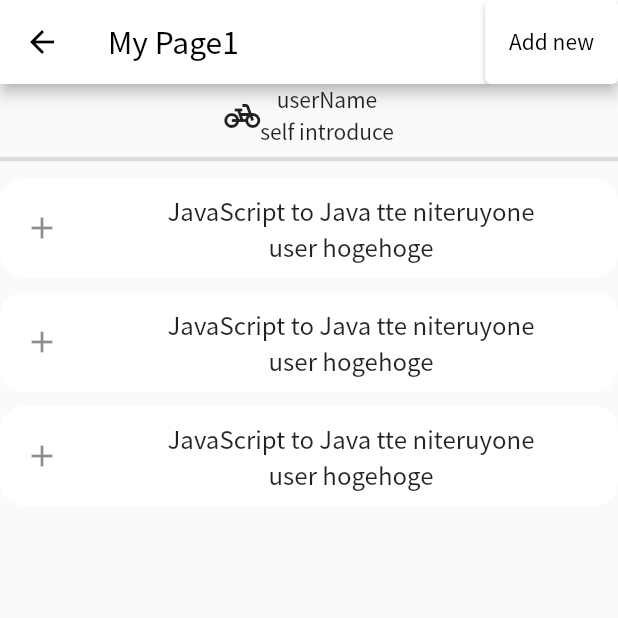
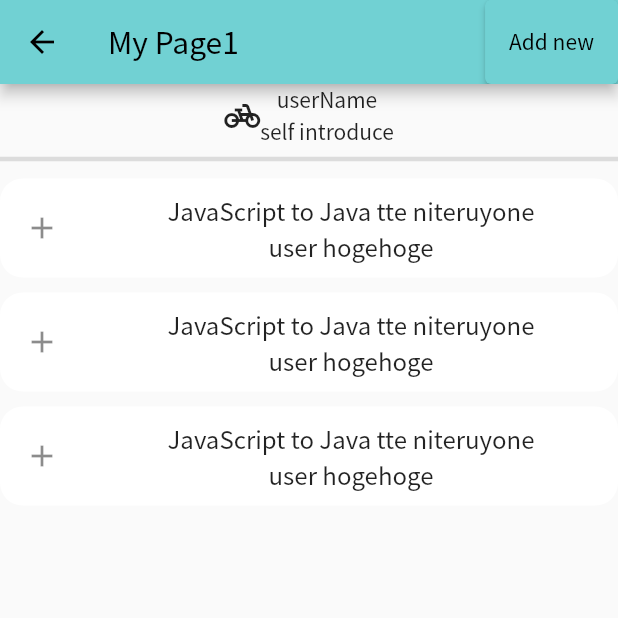
Before and after one commit to Hiroki1112/hackathon_supporterz, a Flutter app: the screen it shows after launch, after a tap on "ろぐいん", on a phone screen of 412 x 824 dp, the top half of it. Run offline on Flutter 3.47's test engine with Material 2 defaults, Android fonts, the phone set to English and light mode, and no system bars; our stand-ins replace hexcolor, url_strategy; missing offline and left inert: markdown.

Commit message:
Web版の404ページの作成

```diff
--- a/lib/main.dart
+++ b/lib/main.dart
@@ -1,8 +1,10 @@
 import 'package:flutter/material.dart';
 import 'package:hackathon_supporterz/routes.dart';
+import 'package:hackathon_supporterz/screens/404/not_found.dart';
 import 'package:hackathon_supporterz/util/app_theme.dart';
 import 'package:hackathon_supporterz/util/config.dart';
 import 'package:hackathon_supporterz/screens/home/home_screen.dart';
+import 'package:hexcolor/hexcolor.dart';
 import 'screens/my_page/mypage_screen.dart';
 import 'package:url_strategy/url_strategy.dart';
 
@@ -24,7 +26,7 @@ class MyApp extends StatelessWidget {
       theme: ThemeData(
         // Material Colorは以下の関数を用いて設定できる
         primarySwatch: Config.createMaterialColor(
-          const Color(0xFFFFFFFF),
+          HexColor('#71D1D3'),
         ),
         backgroundColor: AppTheme.background,
         fontFamily: Config.themeFont,
@@ -50,8 +52,12 @@ class MyApp extends StatelessWidget {
         //   );
         // }
 
-        assert(false, 'Need to implement ${setting.name}');
-        return null;
+        // return 404 page
+        return MaterialPageRoute(
+          builder: (BuildContext context) {
+            return const NotFoundScreen();
+          },
+        );
       },
     );
   }
--- a/pubspec.yaml
+++ b/pubspec.yaml
@@ -35,6 +35,7 @@ dependencies:
   cupertino_icons: ^1.0.2
   url_strategy: ^0.2.0
   markdown: ^4.0.0
+  hexcolor: ^2.0.5
 
   # google_fonts:
   #   git:
@@ -62,9 +63,8 @@ flutter:
   uses-material-design: true
 
   # To add assets to your application, add an assets section, like this:
-  # assets:
-  #   - images/a_dot_burr.jpeg
-  #   - images/a_dot_ham.jpeg
+  assets:
+    - assets/images/
 
   # An image asset can refer to one or more resolution-specific "variants", see
   # https://flutter.dev/assets-and-images/#resolution-aware.
```
Also changed, not shown: lib/screens/404/not_found.dart (added, +61 -0 lines), assets/images/undraw_page_not_found.png (added), pubspec.lock.
